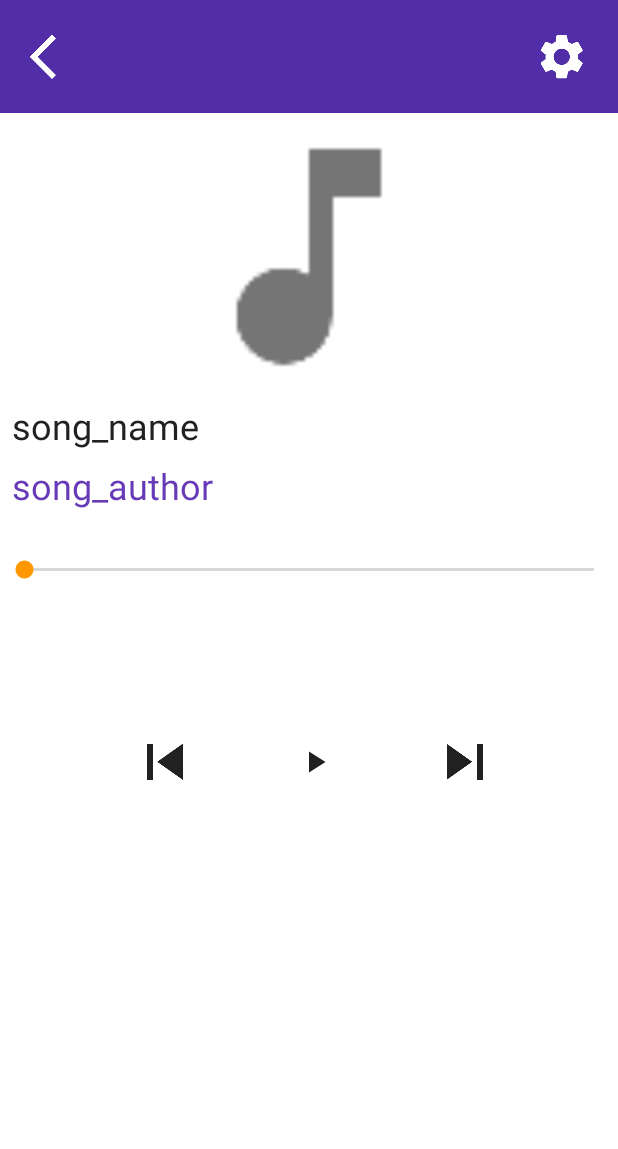
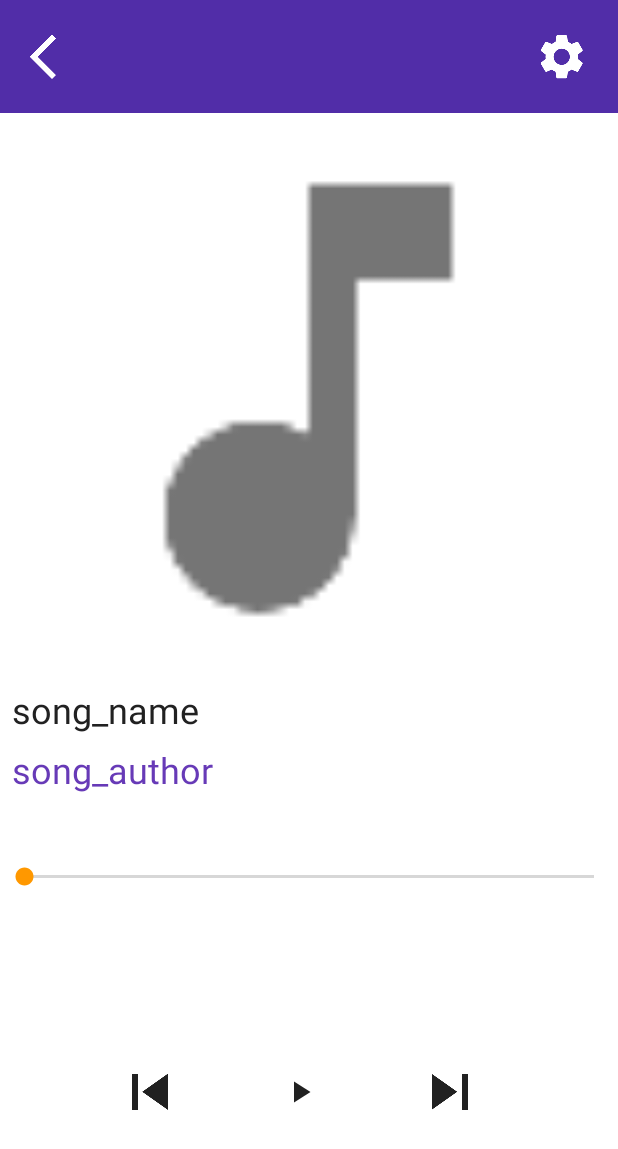
Before and after one commit to Birugov/SummerPlayer, an Android app: the activity_play screen opened directly, with no data from a screen before it, on a phone screen of 412 x 824 dp. Shown: the top 1149 px of the screen. Run offline under Robolectric (Android 15) with nearby library versions, the phone set to English and light mode, and no system bars; 1 statement that could not run was skipped.

```diff
--- a/app/src/main/java/com/example/testsummer/activity_main.java
+++ b/app/src/main/java/com/example/testsummer/activity_main.java
@@ -63,12 +63,12 @@ public class activity_main extends AppCompatActivity {
         mediaPlayer.setAudioStreamType(AudioManager.STREAM_MUSIC);
         setContentView(R.layout.activity_main);
         toPlay = findViewById(R.id.toPlay);
-        btnSetting = findViewById(R.id.settings);
+//        btnSetting = findViewById(R.id.settings);
         btnSetting.setOnClickListener(new View.OnClickListener() {
             @Override
             public void onClick(View view) {
-                Intent intent = new Intent(activity_main.this, activity_p2p.class);
-                startActivity(intent);
+//                Intent intent = new Intent(activity_main.this, activity_p2p.class);
+//                startActivity(intent);
             }
         });
         toPlay.setOnClickListener(new View.OnClickListener() {
--- a/app/src/main/res/layout/activity_play.xml
+++ b/app/src/main/res/layout/activity_play.xml
@@ -41,6 +41,7 @@
         android:layout_width="match_parent"
         android:layout_height="@android:dimen/thumbnail_height"
         android:background="@color/icons"
+        android:layout_weight="1"
         android:contentDescription="@string/song_image"
         android:tint="@color/secondary_text"
         app:srcCompat="@drawable/baseline_music_note_black_48" />
@@ -76,7 +77,8 @@
     <SeekBar
         android:id="@+id/seekBar2"
         android:layout_width="match_parent"
-        android:layout_height="@android:dimen/notification_large_icon_height"
+        android:layout_height="0dp"
+        android:layout_weight="0.5"
         android:backgroundTint="@color/icons"
         app:layout_constraintEnd_toEndOf="parent"
         app:layout_constraintStart_toStartOf="parent"
@@ -93,7 +95,7 @@
             android:id="@+id/leftImageButton"
             android:layout_width="100dp"
             android:layout_height="match_parent"
-            android:layout_marginLeft="60dp"
+            android:layout_marginStart="50dp"
             android:background="@color/icons"
             android:contentDescription="@string/left_button"
             android:src="@drawable/baseline_skip_previous_black_48"
```
Also changed, not shown: 1 other file.
